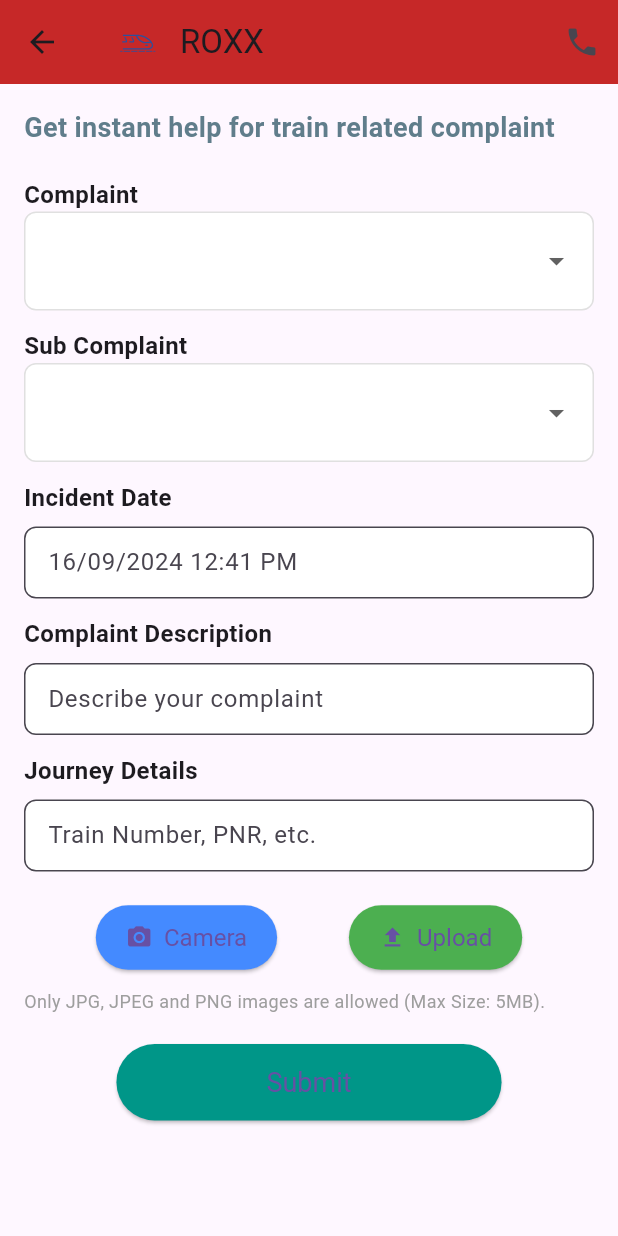
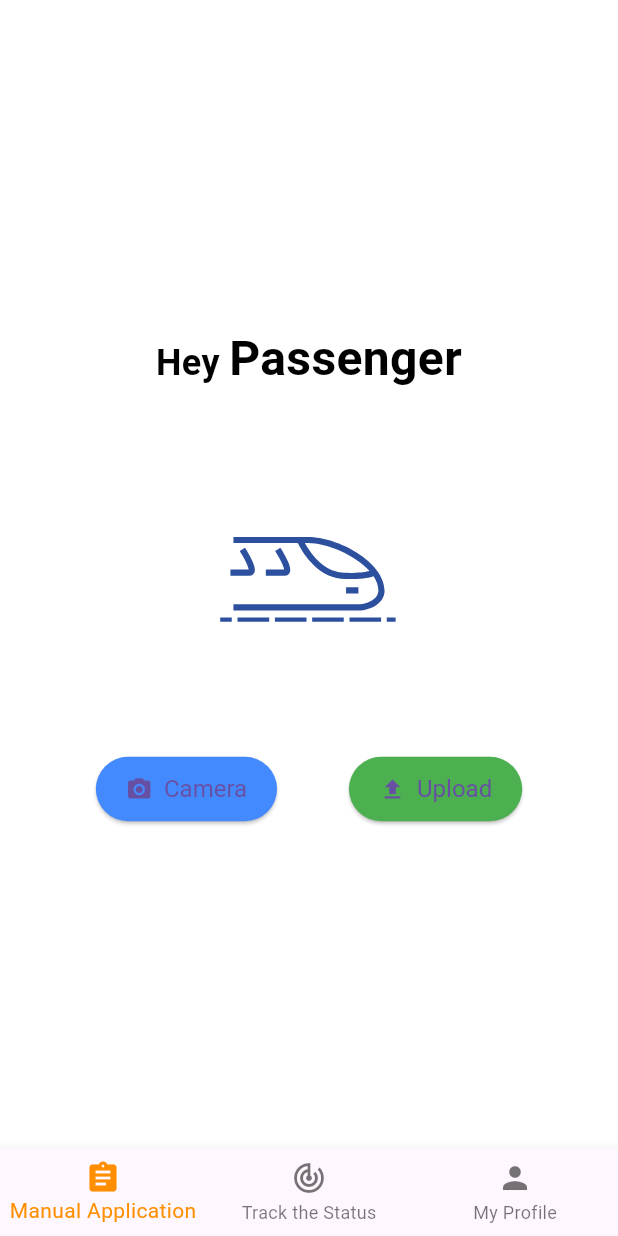
Before and after one commit to Surya242004/Sih-24, a Flutter app: the screen it shows after launch, after a tap on "Get Started", on a phone screen of 412 x 824 dp. Run offline on Flutter 3.47's test engine with Material 3 defaults, Android fonts, the phone set to English and light mode, and no system bars; our stand-ins replace lottie; Roboto replaces fonts that are missing (Arial).

Commit message:
UI changes

```diff
--- a/lib/main.dart
+++ b/lib/main.dart
@@ -36,11 +36,11 @@ class GetStartedPage extends StatelessWidget {
                 SimpleElevatedButton(
                   color: Colors.green,
                   onPressed: () {
-                    // Navigate to RailMadadPremium UI
+                    // Navigate to WelcomePage
                     Navigator.push(
                       context,
                       MaterialPageRoute(
-                        builder: (context) => RailMadadPremium(),
+                        builder: (context) => WelcomePage(),
                       ),
                     );
                   },
@@ -82,7 +82,134 @@ class SimpleElevatedButton extends StatelessWidget {
   }
 }
 
-// RailMadadPremium UI (The one I provided previously)
+// WelcomePage with greeting, animation, and bottom navigation bar
+class WelcomePage extends StatefulWidget {
+  @override
+  _WelcomePageState createState() => _WelcomePageState();
+}
+
+class _WelcomePageState extends State<WelcomePage> {
+  int _selectedIndex = 0;
+
+  void _onItemTapped(int index) {
+    setState(() {
+      _selectedIndex = index;
+    });
+    // Handle navigation or actions for each item
+    switch (index) {
+      case 0:
+        // Manual Application action
+        Navigator.push(
+          context,
+          MaterialPageRoute(
+            builder: (context) => RailMadadPremium(),
+          ),
+        );
+        break;
+      case 1:
+        // Track the Status action
+        break;
+      case 2:
+        // My Profile action
+        break;
+    }
+  }
+
+  @override
+  Widget build(BuildContext context) {
+    return Scaffold(
+      backgroundColor: Colors.white,
+      body: Padding(
+        padding: const EdgeInsets.all(16.0),
+        child: Column(
+          mainAxisAlignment: MainAxisAlignment.center,
+          children: [
+            const Text.rich(
+              TextSpan(
+                children: [
+                  TextSpan(
+                    text: 'Hey ',
+                    style: const TextStyle(
+                      fontSize: 24,
+                      fontWeight: FontWeight.bold,
+                      fontFamily: 'Arial', // Use a clean, modern font
+                      color: Colors.black,
+                    ),
+                  ),
+                  TextSpan(
+                    text: 'Passenger',
+                    style: TextStyle(
+                      fontSize: 32,
+                      fontWeight: FontWeight.bold,
+                      fontFamily: 'Arial', // Use a clean, modern font
+                      color: Colors.black,
+                    ),
+                  ),
+                ],
+              ),
+              textAlign: TextAlign.center,
+            ),
+            const SizedBox(height: 20),
+            Lottie.asset(
+              'assets/train2.json', // Use the provided train animation
+              height: 200,
+            ),
+            const SizedBox(height: 20),
+            Row(
+              mainAxisAlignment: MainAxisAlignment.spaceEvenly,
+              children: [
+                ElevatedButton.icon(
+                  icon: const Icon(Icons.camera_alt),
+                  label: const Text('Camera'),
+                  style: ElevatedButton.styleFrom(
+                    backgroundColor: Colors.blueAccent,
+                    padding: const EdgeInsets.symmetric(horizontal: 20, vertical: 12),
+                    textStyle: const TextStyle(fontSize: 16),
+                  ),
+                  onPressed: () {
+                    // Camera action
+                  },
+                ),
+                ElevatedButton.icon(
+                  icon: const Icon(Icons.file_upload),
+                  label: const Text('Upload'),
+                  style: ElevatedButton.styleFrom(
+                    backgroundColor: Colors.green,
+                    padding: const EdgeInsets.symmetric(horizontal: 20, vertical: 12),
+                    textStyle: const TextStyle(fontSize: 16),
+                  ),
+                  onPressed: () {
+                    // Upload action
+                  },
+                ),
+              ],
+            ),
+          ],
+        ),
+      ),
+      bottomNavigationBar: BottomNavigationBar(
+        items: const <BottomNavigationBarItem>[
+          BottomNavigationBarItem(
+            icon: Icon(Icons.assignment),
+            label: 'Manual Application',
+          ),
+          BottomNavigationBarItem(
+            icon: Icon(Icons.track_changes),
+            label: 'Track the Status',
+          ),
+          BottomNavigationBarItem(
+            icon: Icon(Icons.person),
+            label: 'My Profile',
+          ),
+        ],
+        currentIndex: _selectedIndex,
+        selectedItemColor: Colors.amber[800],
+        onTap: _onItemTapped,
+      ),
+    );
+  }
+}
+
 class RailMadadPremium extends StatelessWidget {
   @override
   Widget build(BuildContext context) {
@@ -90,10 +217,9 @@ class RailMadadPremium extends StatelessWidget {
       appBar: AppBar(
         title: Row(
           children: [
-            Lottie.asset('assets/train2.json',
-                height: 40), // Animated Train in the header
+            Lottie.asset('assets/train2.json', height: 40), // Animated Train in the header
             SizedBox(width: 8),
-            Text('ROXX'),
+            Text('RailMadad'),
           ],
         ),
         backgroundColor: Colors.red[800],
@@ -192,8 +318,7 @@ class RailMadadPremium extends StatelessWidget {
                     context: context,
                     builder: (BuildContext context) {
                       return Center(
-                        child: Lottie.asset('assets/submit_loading.json',
-                            height: 100),
+                        child: Lottie.asset('assets/submit_loading.json', height: 100),
                       );
                     },
                   );
```
